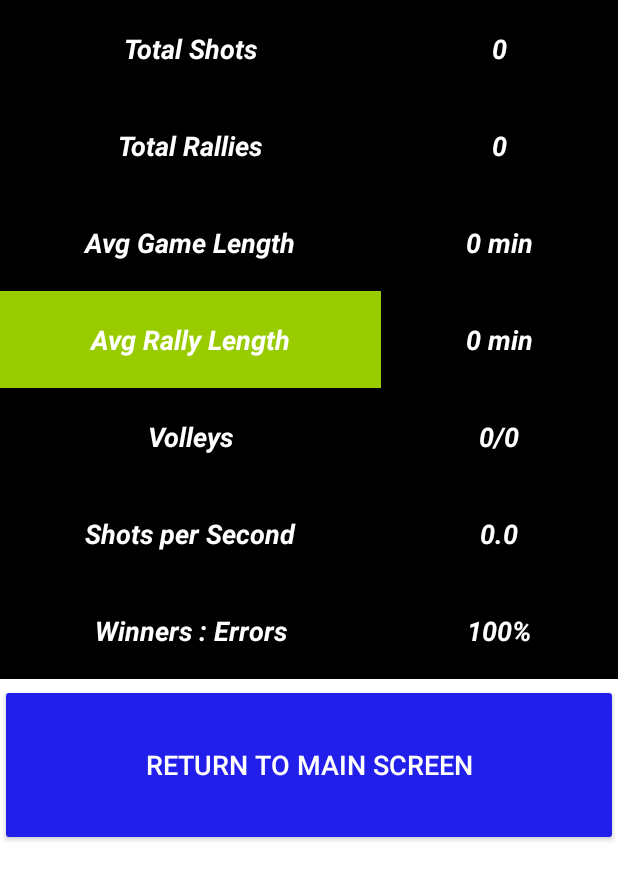
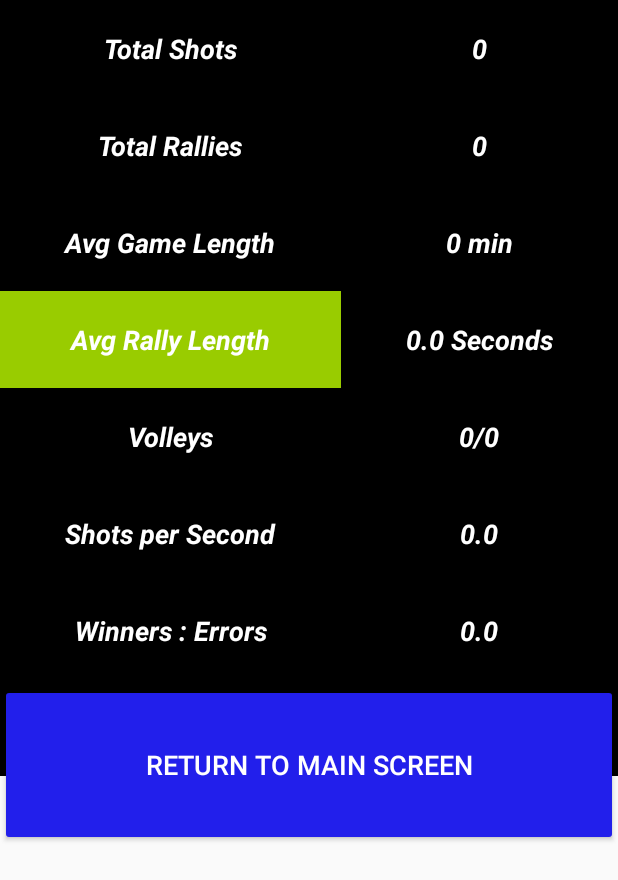
Before and after one commit to OsamaSaleh289/Squash-Video-Analysis-Project, an Android app: the statistics_tracker screen opened directly, with no data from a screen before it, on a phone screen of 412 x 824 dp. Shown: the top 880 px of the screen. Run offline under Robolectric (Android 15) with nearby library versions, the phone set to English and light mode, and no system bars; 5 statements that could not run were skipped.

Commit message:
Third Client meeting

```diff
--- a/app/src/main/AndroidManifest.xml
+++ b/app/src/main/AndroidManifest.xml
@@ -1,5 +1,6 @@
 <?xml version="1.0" encoding="utf-8"?>
 <manifest xmlns:android="http://schemas.android.com/apk/res/android"
+    xmlns:tools="http://schemas.android.com/tools"
     package="com.example.osama.videoanalysis">
 
     <application
@@ -18,8 +19,8 @@
         </activity>
         <activity android:name=".ShotDetails" />
         <activity android:name=".statistics_tracker" />
-        <activity android:name=".detailed_winners" />
-        <activity android:name=".winner_error"></activity>
+        <activity android:name=".winner_error" />
+        <activity android:name=".shot_middle"></activity>
     </application>
 
 </manifest>
--- a/app/src/main/java/com/example/osama/videoanalysis/statistics_tracker.java
+++ b/app/src/main/java/com/example/osama/videoanalysis/statistics_tracker.java
@@ -1,13 +1,12 @@
 package com.example.osama.videoanalysis;
 
 import android.content.Intent;
-import android.support.v7.app.AppCompatActivity;
+import androidx.appcompat.app.AppCompatActivity;
 import android.os.Bundle;
+import android.util.Log;
 import android.view.View;
 import android.widget.Button;
 import android.widget.TextView;
-
-import org.w3c.dom.Text;
 
 import static java.lang.Integer.parseInt;
 
@@ -15,6 +14,11 @@ public class statistics_tracker extends AppCompatActivity {
     Intent intent;
     Button backButton;
     int rallyLength;
+    int totalRallies;
+    float avgRallyLength;
+    float shotsPerSecond;
+    float winnerError;
+    public int testValue = 0;
 
     @Override
     protected void onCreate(Bundle savedInstanceState) {
@@ -22,11 +26,31 @@ public class statistics_tracker extends AppCompatActivity {
         setContentView(R.layout.activity_statistics_tracker);
 
         backButton = (Button) findViewById(R.id.backButton);
-        TextView totalShotsView = (TextView) findViewById(R.id.totalShotsValue);
+        TextView totalShotsValue = (TextView) findViewById(R.id.totalShotsValue);
+        TextView totalRalliesValue = (TextView) findViewById(R.id.totalRalliesValue);
+        TextView avgGameLength = (TextView) findViewById(R.id.avgGameLengthValue);
+        TextView avgRallyLengthValue = (TextView) findViewById(R.id.avgRallyLengthValue);
+        TextView shotsPerSecondValue = (TextView) findViewById(R.id.avgShotSecValue);
+        TextView winnerErrorValue = (TextView) findViewById(R.id.winnersErrorsRatioValue);
 
         intent = getIntent();
-        rallyLength = (int) intent.getSerializableExtra("rallyLength");
-        totalShotsView.setText(rallyLength);
+        Bundle bundle = intent.getBundleExtra("information");
+        rallyLength = (int) bundle.getSerializable("rallyLength");
+        totalRallies = (int) bundle.getSerializable("numRallies");
+        totalRallies = (int) bundle.getSerializable("numRallies");
+        avgRallyLength = (float) bundle.getSerializable("avgRallyLength");
+        //shotsPerSecond = (float) bundle.getSerializable("shotsPerSecond");
+        winnerError = (float) bundle.getSerializable("winnerError");
+
+        totalShotsValue.setText(String.valueOf(rallyLength));
+        totalRalliesValue.setText(String.valueOf(totalRallies));
+        avgRallyLengthValue.setText(String.valueOf(avgRallyLength) + " Seconds");
+        Log.i("WinnersToErrors", String.valueOf(winnerError));
+        winnerErrorValue.setText(String.valueOf(winnerError));
+
+
+
+
 
 
 
@@ -38,8 +62,8 @@ public class statistics_tracker extends AppCompatActivity {
     }
 
     public void returnBack(View view) {
-        setResult(RESULT_OK, intent);
-        //Problem lies here that activity is destroyed
+        intent = new Intent(getApplicationContext(), MainActivity.class);
+        setResult(2, intent);
         finish();
 
 
--- a/app/src/main/java/com/example/osama/videoanalysis/winner_error.java
+++ b/app/src/main/java/com/example/osama/videoanalysis/winner_error.java
@@ -1,12 +1,9 @@
 package com.example.osama.videoanalysis;
 
 import android.content.Intent;
-import android.support.v7.app.AppCompatActivity;
+import androidx.appcompat.app.AppCompatActivity;
 import android.os.Bundle;
-import android.util.Log;
 import android.view.View;
-
-import java.io.Serializable;
 
 public class winner_error extends AppCompatActivity {
     MainActivity.Shot currWinnerError;
--- a/app/src/main/res/layout/activity_statistics_tracker.xml
+++ b/app/src/main/res/layout/activity_statistics_tracker.xml
@@ -1,21 +1,43 @@
 <?xml version="1.0" encoding="utf-8"?>
-<android.support.constraint.ConstraintLayout xmlns:android="http://schemas.android.com/apk/res/android"
+<androidx.constraintlayout.widget.ConstraintLayout
+    xmlns:android="http://schemas.android.com/apk/res/android"
     xmlns:app="http://schemas.android.com/apk/res-auto"
     xmlns:tools="http://schemas.android.com/tools"
     android:layout_width="match_parent"
     android:layout_height="match_parent"
     tools:context="com.example.osama.videoanalysis.statistics_tracker">
 
+    <Button
+        android:id="@+id/backButton"
+        style="@style/Widget.AppCompat.Button.Colored"
+        android:layout_width="fill_parent"
+        android:layout_height="108dp"
+        android:layout_marginTop="456dp"
+        android:backgroundTint="@color/colorPrimary"
+        android:onClick="returnBack"
+        android:text="Return to Main Screen"
+        android:textColor="@android:color/background_light"
+        android:textSize="18sp"
+        app:layout_constraintStart_toStartOf="parent"
+        app:layout_constraintTop_toTopOf="parent" />
+
+    <ScrollView
+        android:id="@+id/scrollView2"
+        android:layout_width="match_parent"
+        android:layout_height="match_parent">
+
         <TableLayout
-        xmlns:android="http://schemas.android.com/apk/res/android"
+            android:id="@+id/tableLayout"
             android:layout_width="match_parent"
-        android:layout_height="match_parent"
-        android:shrinkColumns="*"  android:stretchColumns="*" android:background="#ffffff">
+            android:layout_height="wrap_content"
+            android:background="#ffffff"
+            android:shrinkColumns="*"
+            android:stretchColumns="*">
 
 
             <TableRow
+                android:layout_width="fill_parent"
                 android:layout_height="wrap_content"
-            android:layout_width="fill_parent"
                 android:gravity="center_horizontal">
 
                 <TextView
@@ -41,14 +63,11 @@
                     android:textStyle="bold|italic" />
 
 
-
-
-
             </TableRow>
 
             <TableRow
+                android:layout_width="fill_parent"
                 android:layout_height="wrap_content"
-            android:layout_width="fill_parent"
                 android:gravity="center_horizontal">
 
                 <TextView
@@ -74,16 +93,13 @@
                     android:textStyle="bold|italic" />
 
 
-
-
-
             </TableRow>
 
 
             <!-- Row 1 with single column -->
             <TableRow
+                android:layout_width="fill_parent"
                 android:layout_height="wrap_content"
-        android:layout_width="fill_parent"
                 android:gravity="center_horizontal">
 
                 <TextView
@@ -109,14 +125,11 @@
                     android:textStyle="bold|italic" />
 
 
-
-
-
             </TableRow>
 
             <TableRow
+                android:layout_width="fill_parent"
                 android:layout_height="wrap_content"
-            android:layout_width="fill_parent"
                 android:gravity="center_horizontal">
 
                 <TextView
@@ -142,14 +155,11 @@
                     android:textStyle="bold|italic" />
 
 
-
-
-
             </TableRow>
 
             <TableRow
+                android:layout_width="fill_parent"
                 android:layout_height="wrap_content"
-            android:layout_width="fill_parent"
                 android:gravity="center_horizontal">
 
                 <TextView
@@ -175,14 +185,11 @@
                     android:textStyle="bold|italic" />
 
 
-
-
-
             </TableRow>
 
             <TableRow
+                android:layout_width="fill_parent"
                 android:layout_height="wrap_content"
-            android:layout_width="fill_parent"
                 android:gravity="center_horizontal">
 
                 <TextView
@@ -208,14 +215,11 @@
                     android:textStyle="bold|italic" />
 
 
-
-
-
             </TableRow>
 
             <TableRow
+                android:layout_width="fill_parent"
                 android:layout_height="wrap_content"
-            android:layout_width="fill_parent"
                 android:gravity="center_horizontal">
 
                 <TextView
@@ -241,27 +245,41 @@
                     android:textStyle="bold|italic" />
 
 
+            </TableRow>
 
+            <TableRow
+                android:layout_width="fill_parent"
+                android:layout_height="wrap_content"
+                android:gravity="center_horizontal">
+
+                <TextView
+                    android:id="@+id/frontShotsPercentage"
+                    android:layout_weight="0"
+                    android:background="#000000"
+                    android:gravity="center"
+                    android:padding="20dip"
+                    android:text="% Front Shots"
+                    android:textColor="#FFFFFF"
+                    android:textSize="18sp"
+                    android:textStyle="bold|italic" />
+
+                <TextView
+                    android:id="@+id/frontShotsPercentageValue"
+                    android:layout_weight="0"
+                    android:background="#000000"
+                    android:gravity="center"
+                    android:padding="20dip"
+                    android:text="100%"
+                    android:textColor="#FFFFFF"
+                    android:textSize="18sp"
+                    android:textStyle="bold|italic" />
 
 
             </TableRow>
 
 
         </TableLayout>
-
-    <Button
-        android:id="@+id/backButton"
-        style="@style/Widget.AppCompat.Button.Colored"
-        android:layout_width="fill_parent"
-        android:layout_height="108dp"
-        android:layout_marginTop="456dp"
-        android:backgroundTint="@color/colorPrimary"
-        android:onClick="returnBack"
-        android:text="Return to Main Screen"
-        android:textColor="@android:color/background_light"
-        android:textSize="18sp"
-        app:layout_constraintTop_toTopOf="parent"
-        tools:layout_editor_absoluteX="0dp" />
+    </ScrollView>
 
 
-</android.support.constraint.ConstraintLayout>
+</androidx.constraintlayout.widget.ConstraintLayout>
--- a/app/src/main/res/layout/activity_winner_error.xml
+++ b/app/src/main/res/layout/activity_winner_error.xml
@@ -1,5 +1,5 @@
 <?xml version="1.0" encoding="utf-8"?>
-<android.support.constraint.ConstraintLayout xmlns:android="http://schemas.android.com/apk/res/android"
+<androidx.constraintlayout.widget.ConstraintLayout xmlns:android="http://schemas.android.com/apk/res/android"
     xmlns:app="http://schemas.android.com/apk/res-auto"
     xmlns:tools="http://schemas.android.com/tools"
     android:layout_width="match_parent"
@@ -87,4 +87,4 @@
             tools:layout_editor_absoluteY="121dp" />
     </RelativeLayout>
 
-</android.support.constraint.ConstraintLayout>
+</androidx.constraintlayout.widget.ConstraintLayout>
--- a/build.gradle
+++ b/build.gradle
@@ -7,7 +7,9 @@ buildscript {
         jcenter()
     }
     dependencies {
-        classpath 'com.android.tools.build:gradle:3.0.1'
+        classpath 'com.android.tools.build:gradle:3.5.3'
+        classpath 'com.google.gms:google-services:4.3.2'
+
 
 
         // NOTE: Do not place your application dependencies here; they belong
--- a/gradle.properties
+++ b/gradle.properties
@@ -9,6 +9,8 @@
 
 # Specifies the JVM arguments used for the daemon process.
 # The setting is particularly useful for tweaking memory settings.
+android.enableJetifier=true
+android.useAndroidX=true
 org.gradle.jvmargs=-Xmx1536m
 
 # When configured, Gradle will run in incubating parallel mode.
```
Also changed, not shown: app/build.gradle (+12 -8 lines), app/src/main/java/com/example/osama/videoanalysis/MainActivity.java (+165 -70 lines), app/src/main/java/com/example/osama/videoanalysis/ShotDetails.java (+23 -13 lines), app/src/main/java/com/example/osama/videoanalysis/shot_middle.java (added, +106 -0 lines), app/src/main/res/layout/activity_main.xml (+8 -6 lines), app/src/main/res/layout/activity_shot_middle_details.xml (added, +107 -0 lines), gradle/wrapper/gradle-wrapper.properties, 3 other files. Lines whose indentation alone changed are shown as unchanged.
